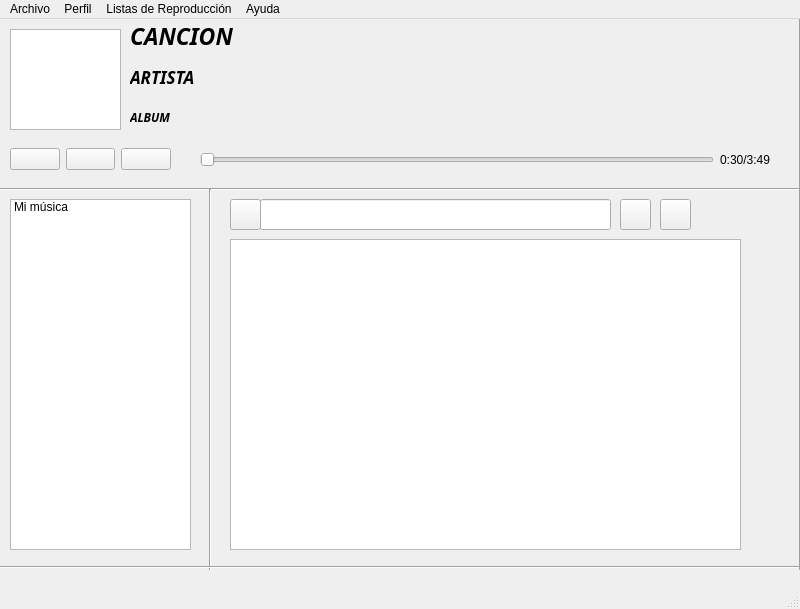
Old version of the form src/graphic.ui in the repository nico4021/LNMusic.
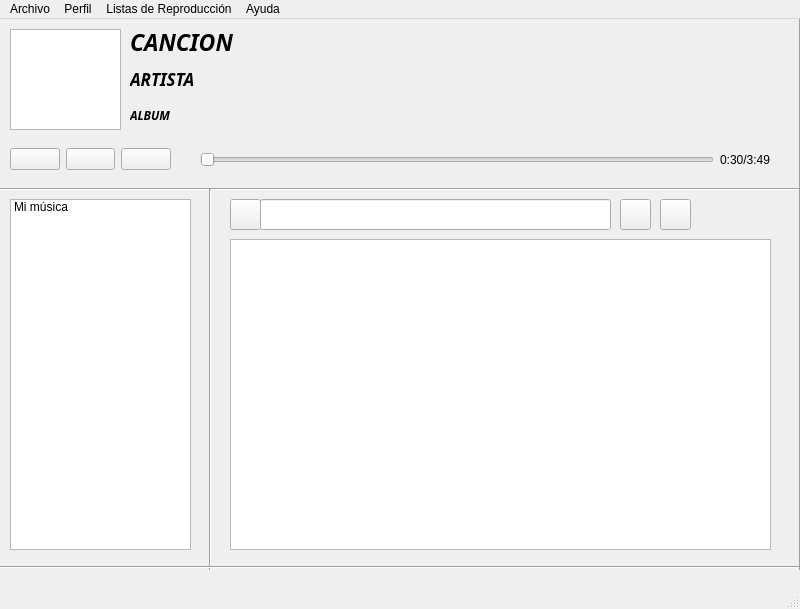
New version of the form. Icons and pictures are not drawn.

Commit message: Listas de reproduccion

The edit to the form file:
```diff
--- a/src/graphic.ui
+++ b/src/graphic.ui
@@ -124,12 +124,15 @@
     <property name="geometry">
      <rect>
       <x>130</x>
-      <y>0</y>
-      <width>107</width>
-      <height>115</height>
+      <y>4</y>
+      <width>641</width>
+      <height>111</height>
      </rect>
     </property>
     <layout class="QVBoxLayout" name="verticalLayout">
+     <property name="spacing">
+      <number>0</number>
+     </property>
      <item>
       <widget class="QLabel" name="lblTitulo">
        <property name="font">
@@ -184,13 +187,13 @@
      <rect>
       <x>230</x>
       <y>220</y>
-      <width>511</width>
+      <width>541</width>
       <height>311</height>
      </rect>
     </property>
     <layout class="QVBoxLayout" name="listaLayout">
      <item>
-      <widget class="QListView" name="lvListaRep"/>
+      <widget class="QListWidget" name="lstListaRep"/>
      </item>
     </layout>
    </widget>
```
The commit also changes 2 other files.
